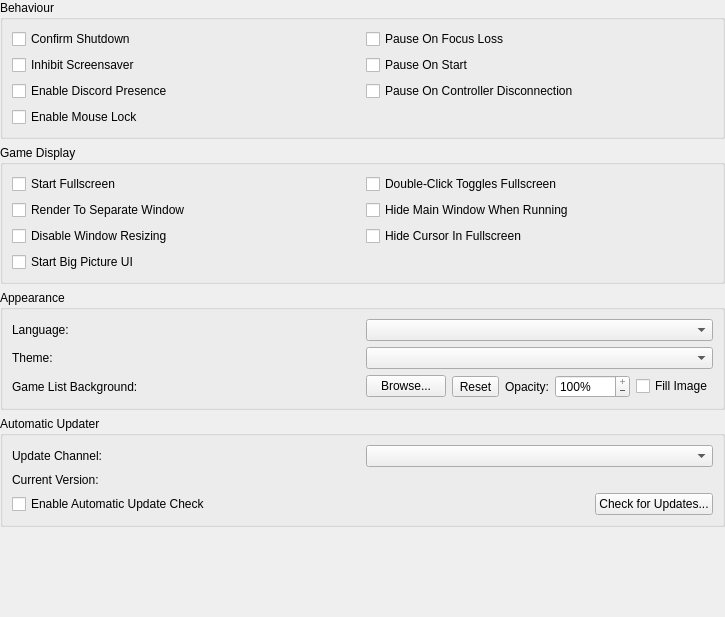
The window that pcsx2-qt/Settings/InterfaceSettingsWidget.ui (PCSX2/pcsx2) describes before a commit, drawn with Qt 5.
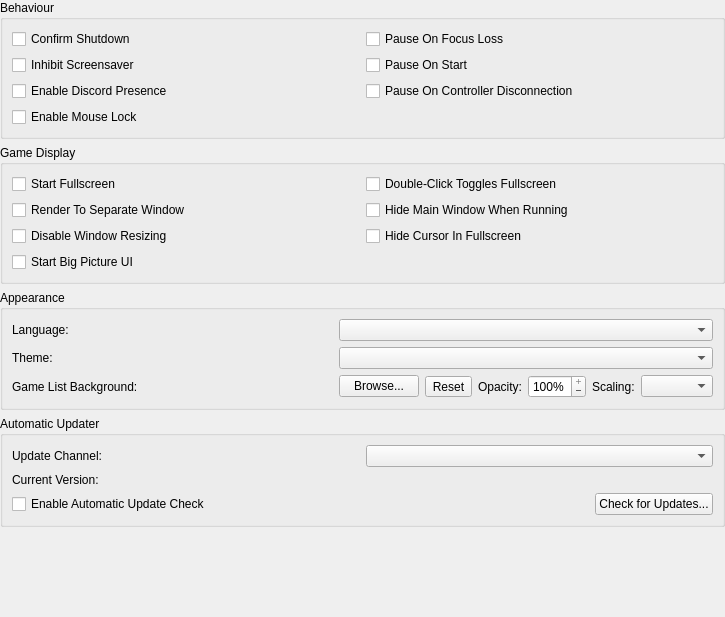
The same window after the commit. Icons and pictures are not drawn.

Commit message: Qt: Improve custom background scaling option

Diff of the .ui file:
```diff
--- a/pcsx2-qt/Settings/InterfaceSettingsWidget.ui
+++ b/pcsx2-qt/Settings/InterfaceSettingsWidget.ui
@@ -251,12 +251,18 @@
          </widget>
         </item>
         <item>
-         <widget class="QCheckBox" name="backgroundFill">
+         <widget class="QLabel" name="backgroundScaleLabel">
           <property name="text">
-           <string>Fill Image</string>
+           <string>Scaling:</string>
+          </property>
+          <property name="buddy">
+           <cstring>backgroundScale</cstring>
           </property>
          </widget>
         </item>
+        <item>
+         <widget class="QComboBox" name="backgroundScale"/>
+        </item>
        </layout>
       </item>
      </layout>
```
Left out of the diff: 2 changed lines with no effect on the pictures. The commit also changes 8 other files.
